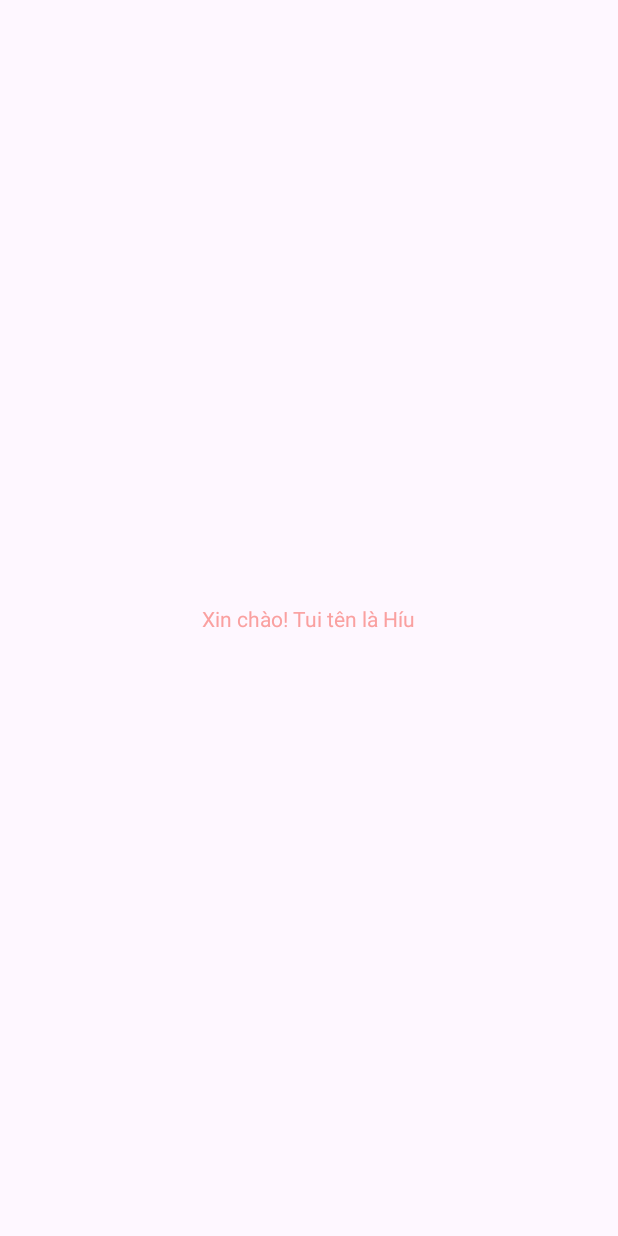
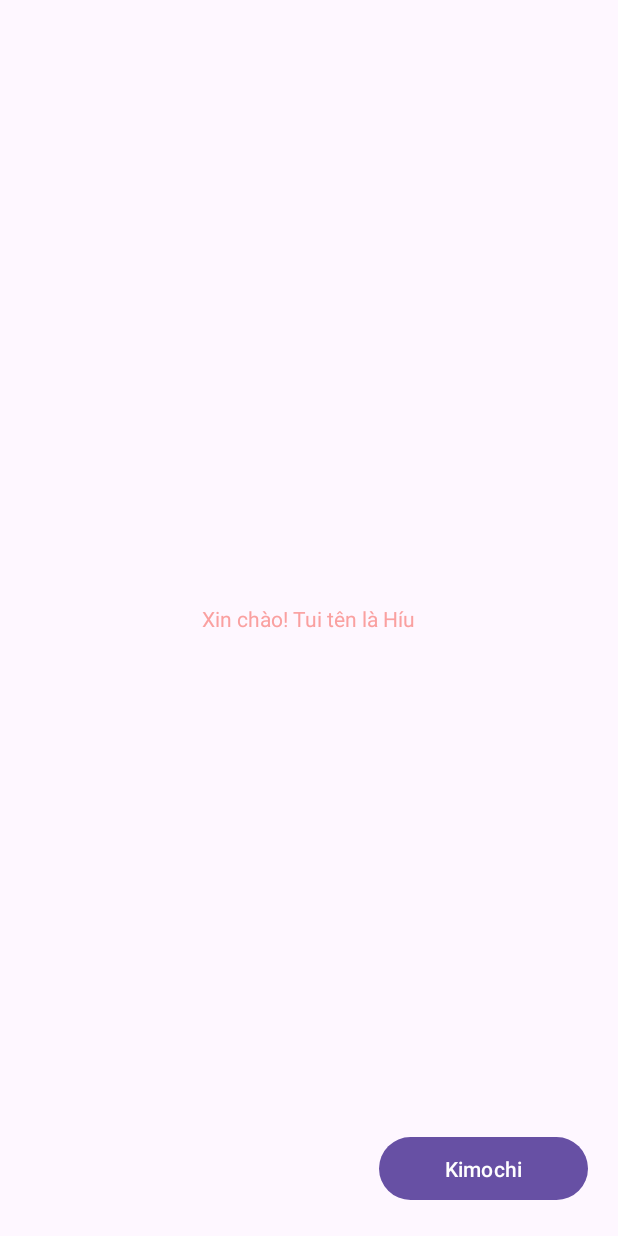
Before and after one commit to NguyenTrongHieu61CNTT1/61133639-AndroidProgramming, an Android app: the screen it shows after launch (MainActivity), on a phone screen of 412 x 824 dp. Before the commit the screen is almost empty. Run offline under Robolectric (Android 15) with nearby library versions, the phone set to English and light mode, and no system bars.

Commit message:
BT_Hello
Hello

```diff
--- a/Hello/app/src/main/res/layout/activity_main.xml
+++ b/Hello/app/src/main/res/layout/activity_main.xml
@@ -16,4 +16,14 @@
         app:layout_constraintStart_toStartOf="parent"
         app:layout_constraintTop_toTopOf="parent" />
 
+    <Button
+        android:id="@+id/button"
+        android:layout_width="139dp"
+        android:layout_height="50dp"
+        android:layout_marginEnd="20dp"
+        android:layout_marginBottom="20dp"
+        android:text="Kimochi"
+        app:layout_constraintBottom_toBottomOf="parent"
+        app:layout_constraintEnd_toEndOf="parent" />
+
 </androidx.constraintlayout.widget.ConstraintLayout>
```
